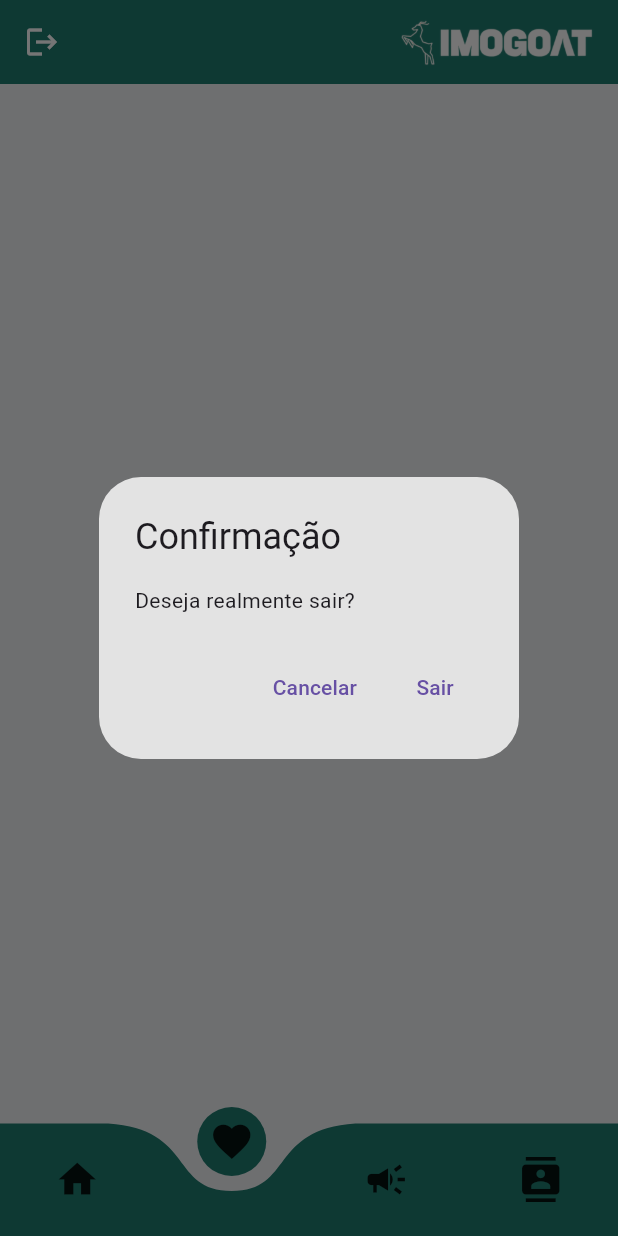
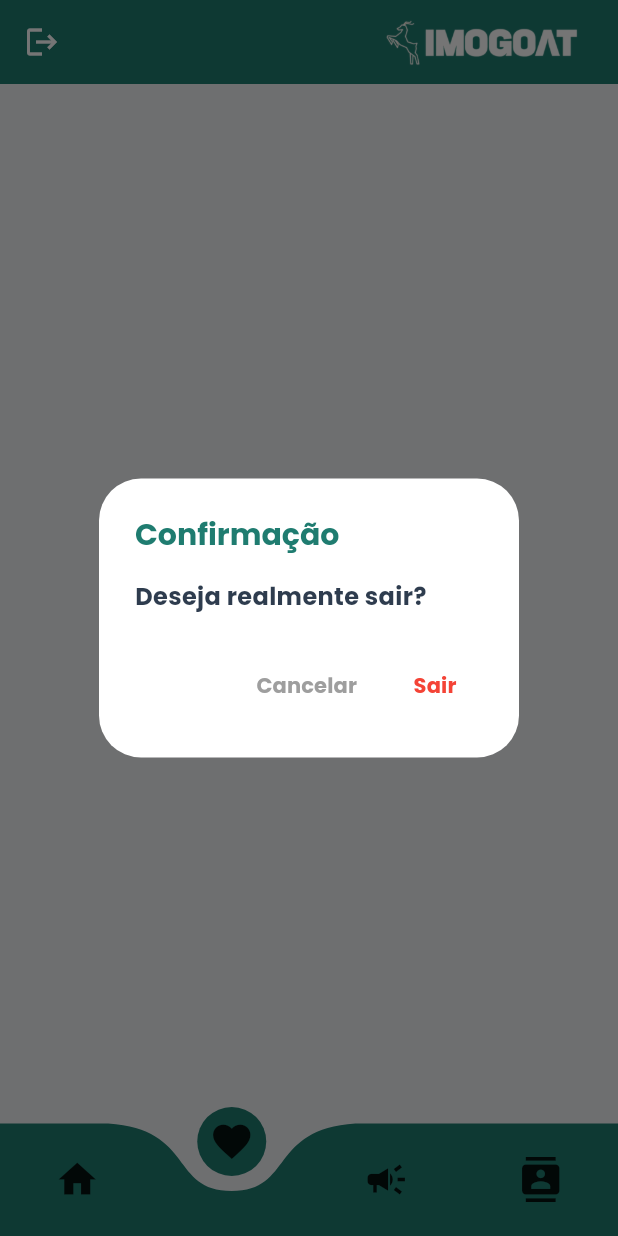
Before and after one commit to eduardosousaa/imogoat-frontend, a Flutter app: the HomePage screen opened by its route, item 2 of the bottom bar chosen, after a tap on the "logout" icon, on a phone screen of 412 x 824 dp. Run offline on Flutter 3.47's test engine with Material 3 defaults, Android fonts, the phone set to English and light mode, and no system bars; drawn by our look-alikes of curved_navigation_bar; our stand-ins replace carousel_slider, dio, flutter_spinkit, font_awesome_flutter, get, get_it and 3 more; accounts and stored records are empty; network calls fail.

```diff
--- a/lib/components/appBarCliente.dart
+++ b/lib/components/appBarCliente.dart
@@ -12,45 +12,73 @@ class AppBarCliente extends StatelessWidget implements PreferredSizeWidget {
   Widget build(BuildContext context) {
     return AppBar(
       elevation: 0,
-      iconTheme: IconThemeData(color: Colors.white),
+      iconTheme: const IconThemeData(color: Colors.white),
       centerTitle: true,
       backgroundColor: verde_medio,
       automaticallyImplyLeading: false,
-      actions: [
-        Image(
-          image: AssetImage("assets/images/logo_nova.png"),
-          height: 50,
+      actions: const [
+        Padding(
+          padding: EdgeInsets.only(right: 10),
+          child: Image(
+            image: AssetImage("assets/images/logo_nova.png"),
+            height: 50,
+          ),
         ),
       ],
       leading: IconButton(
-        icon: const Icon(Icons.logout, color: Colors.white), // ícone de logout
+        icon: const Icon(Icons.logout, color: Colors.white),
         onPressed: () async {
-          // Mostra o diálogo de confirmação
           final shouldLogout = await showDialog<bool>(
             context: context,
             builder: (context) => AlertDialog(
-              iconColor: Colors.black,
               backgroundColor: Colors.white,
-              surfaceTintColor: Colors.black,
-              title: const Text('Confirmação'),
-              content: const Text('Deseja realmente sair?'),
+              title: const Text(
+                'Confirmação',
+                style: TextStyle(
+                  color: verde_medio,
+                  fontWeight: FontWeight.bold,
+                  fontSize: 20,
+                  fontFamily: 'Poppins',
+                ),
+              ),
+              content: const Text(
+                'Deseja realmente sair?',
+                style: TextStyle(
+                  color: verde_black,
+                  fontWeight: FontWeight.bold,
+                  fontSize: 16,
+                  fontFamily: 'Poppins',
+                ),
+              ),
               actions: [
                 TextButton(
-                  onPressed: () => Navigator.of(context).pop(false), // não sair
-                  child: const Text('Cancelar'),
+                  onPressed: () => Navigator.of(context).pop(false),
+                  child: const Text(
+                    'Cancelar',
+                    style: TextStyle(
+                      color: Colors.grey,
+                      fontWeight: FontWeight.bold,
+                      fontFamily: 'Poppins',
+                    ),
+                  ),
                 ),
                 TextButton(
-                  onPressed: () =>
-                      Navigator.of(context).pop(true), // confirmar logout
-                  child: const Text('Sair'),
+                  onPressed: () => Navigator.of(context).pop(true),
+                  child: const Text(
+                    'Sair',
+                    style: TextStyle(
+                      color: Colors.red,
+                      fontWeight: FontWeight.bold,
+                      fontFamily: 'Poppins',
+                    ),
+                  ),
                 ),
               ],
             ),
           );
 
-          // Se confirmou, executa logout
           if (shouldLogout ?? false) {
-            logout(); // sua função de logout
+            await logout();
             Navigator.pushNamedAndRemoveUntil(
               context,
               '/',
--- a/lib/screens/home/mainHome.dart
+++ b/lib/screens/home/mainHome.dart
@@ -238,7 +238,7 @@ class _MainHomeState extends State<MainHome> {
                           Center(
                             child: Container(
                               width: MediaQuery.of(context).size.width * 0.9,
-                              height: 110,
+                              height: 70,
                               decoration: BoxDecoration(
                                 color: Colors.white,
                                 borderRadius: BorderRadius.circular(8),
@@ -246,36 +246,6 @@ class _MainHomeState extends State<MainHome> {
                               child: Column(
                                 mainAxisAlignment: MainAxisAlignment.center,
                                 children: [
-                                  Row(
-                                    mainAxisAlignment: MainAxisAlignment.center,
-                                    children: [
-                                      SubmitButtonHome(
-                                          texto: 'Todos',
-                                          onPressed: () {
-                                            _loadImmobiles();
-                                          }),
-                                      const SizedBox(width: 2.5),
-                                      SubmitButtonHome(
-                                          texto: 'AP',
-                                          onPressed: () {
-                                            _searchImmobilesByType(
-                                                'apartamento');
-                                          }),
-                                      const SizedBox(width: 2.5),
-                                      SubmitButtonHome(
-                                          texto: 'Casa',
-                                          onPressed: () {
-                                            _searchImmobilesByType('casa');
-                                          }),
-                                      const SizedBox(width: 2.5),
-                                      SubmitButtonHome(
-                                          texto: 'Quitinete',
-                                          onPressed: () {
-                                            _searchImmobilesByType('quitinete');
-                                          }),
-                                      const SizedBox(width: 2.5),
-                                    ],
-                                  ),
                                   Row(
                                     children: [
                                       const SizedBox(width: 10),
```
Also changed, not shown: lib/repositories/favorite_repository.dart (+8 -9 lines), lib/screens/user/immobileDetailPage.dart (+15 -15 lines).
